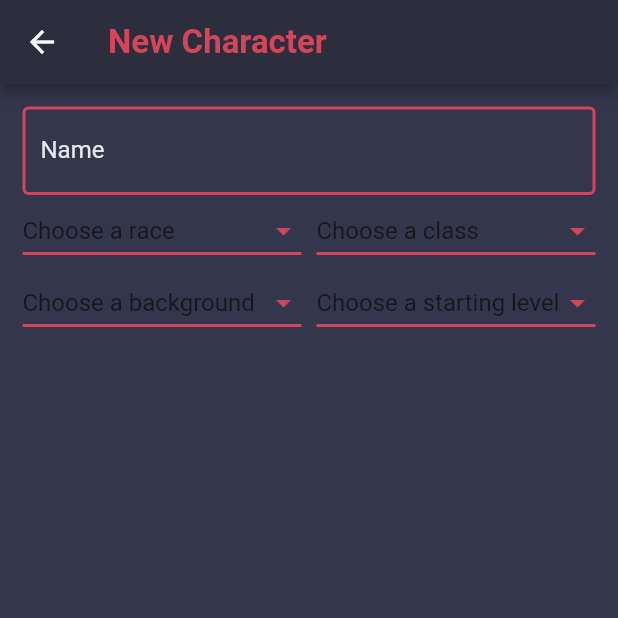
After one commit to INTERNETL0RD/Dungeon-Seeker, a Flutter app: the TabsScreen screen opened directly, after a tap on the "add" icon, on a phone screen of 412 x 824 dp, the top half of it. The commit adds this screen. Run offline on Flutter 3.47's test engine with Material 2 defaults, Android fonts, the phone set to English and light mode, and no system bars; our stand-ins replace firebase_auth; accounts and stored records are empty; network calls fail.

Commit message:
added creation screen w/ no logic behind it

```diff
--- a/lib/main.dart
+++ b/lib/main.dart
@@ -4,6 +4,7 @@ import 'package:provider/provider.dart';
 
 import './screens/tabs_screen.dart';
 import './screens/auth_screen.dart';
+import './screens/add_character_screen.dart';
 import './providers/auth.dart';
 
 void main() => runApp(MyApp());
@@ -22,12 +23,17 @@ class MyApp extends StatelessWidget {
         builder: (ctx, auth, _) => MaterialApp(
           title: 'Dungeon Seeker',
           theme: ThemeData(
+            canvasColor: Color(0xFF2c2e3e),
             scaffoldBackgroundColor: Color(0xFF34374c),
-            textTheme: TextTheme(title: TextStyle(color: Color(0xFFd4455a), fontSize: 22, fontWeight: FontWeight.bold)),
+            textTheme: TextTheme(title: TextStyle(color: Color(0xFFd4455a), fontSize: 22, fontWeight: FontWeight.bold),
+            body2: TextStyle(color: Color(0xFFE6E9ED))),
             primaryColor: Color(0xFF2c2e3e),
-            accentColor: Color(0xFFee2b47)
+            accentColor: Color(0xFFd4455a)
           ),
           home: auth.isAuth ? TabsScreen() : AuthScreen(),
+          routes: {
+            AddCharacterScreen.routeName : (ctx) => AddCharacterScreen(),
+          },
         ),
       ),
     );
--- /dev/null
+++ b/lib/screens/add_character_screen.dart
@@ -0,0 +1,135 @@
+import 'package:flutter/material.dart';
+
+class AddCharacterScreen extends StatefulWidget {
+  static const routeName = "/add-character";
+
+  @override
+  _AddCharacterScreenState createState() => _AddCharacterScreenState();
+}
+
+class _AddCharacterScreenState extends State<AddCharacterScreen> {
+  String raceValue;
+  String classValue;
+  String backgroundValue;
+  String levelValue;
+
+  Widget _buildDropDown(List<String> iterable, fieldName, Function f, value) {
+    return DropdownButton<String>(
+      onChanged: f,
+      underline: Container(
+        height: 2,
+        color: Theme.of(context).accentColor,
+      ),
+      isExpanded: true,
+      value: value,
+      hint: Text("Choose a $fieldName"),
+      icon: Icon(
+        Icons.arrow_drop_down,
+        color: Theme.of(context).accentColor,
+      ),
+      items: iterable.map<DropdownMenuItem<String>>((String value) {
+        return DropdownMenuItem<String>(
+          value: value,
+          child: Text(value,
+              style: TextStyle(color: Theme.of(context).textTheme.body2.color)),
+        );
+      }).toList(),
+    );
+  }
+
+  @override
+  Widget build(BuildContext context) {
+    const races = [
+      "Dwarf",
+      "Elf",
+      "Halfling",
+      "Human",
+      "Dragonborn",
+      "Gnome",
+      "Half-Elf",
+      "Half-Orc",
+      "Tiefling"
+    ];
+    const classes = [
+      "Barbarian",
+      "Bard",
+      "Cleric",
+      "Druid",
+      "Fighter",
+      "Monk",
+      "Paladin",
+      "Ranger",
+      "Rogue",
+      "Sorcerer",
+      "Warlock",
+      "Wizard"
+    ];
+    const backgrounds = [
+      "Acolyte",
+    ];
+    return Scaffold(
+      appBar: AppBar(
+        title: Text(
+          "New Character",
+          style: Theme.of(context).textTheme.title,
+        ),
+      ),
+      body: Container(
+        padding: const EdgeInsets.all(15),
+        child: Form(
+          child: Column(
+            crossAxisAlignment: CrossAxisAlignment.start,
+            children: <Widget>[
+              TextFormField(
+                style: TextStyle(color: Theme.of(context).textTheme.body2.color),
+                decoration: InputDecoration(
+                    labelText: "Name",
+                    labelStyle: TextStyle(
+                        color: Theme.of(context).textTheme.body2.color),
+                    enabledBorder: OutlineInputBorder(
+                        borderSide: BorderSide(
+                            color: Theme.of(context).accentColor, width: 2)),
+                    focusedBorder: OutlineInputBorder(
+                        borderSide: BorderSide(
+                            color: Theme.of(context).accentColor, width: 2))),
+              ),
+              Row(
+                children: <Widget>[
+                  Expanded(
+                   child: _buildDropDown(races, "race",
+                        (newValue) => setState(() => raceValue = newValue), raceValue),
+                  ),
+                  SizedBox(
+                    width: 10,
+                  ),
+                  Expanded(
+                    child: _buildDropDown(classes, "class",
+                        (newValue) => setState(() => classValue = newValue), classValue),
+
+                  ),
+                ],
+              ),
+              Row(
+                children: <Widget>[
+                  Expanded(
+                   child: _buildDropDown(backgrounds, "background",
+                        (newValue) => setState(() => backgroundValue = newValue), backgroundValue),
+                  ),
+                  SizedBox(
+                    width: 10,
+                  ),
+                  Expanded(
+                    child: _buildDropDown(List.generate(20, (i) => "${i+1}"), "starting level",
+                        (newValue) => setState(() => levelValue = newValue), levelValue),
+
+                  ),
+                ],
+              ),
+
+            ],
+          ),
+        ),
+      ),
+    );
+  }
+}
--- a/lib/screens/characters_screen.dart
+++ /dev/null
@@ -1,28 +0,0 @@
-import 'package:flutter/material.dart';
-
-import '../widgets/characters_item.dart';
-
-class CharactersScreen extends StatelessWidget {
-  @override
-  Widget build(BuildContext context) {
-    final mediaQuery = MediaQuery.of(context);
-    return Column(
-      children: <Widget>[
-        Container(
-          height: mediaQuery.size.height * 0.10,
-          color: Colors.deepOrange,
-          child: Row(
-            children: <Widget>[
-              IconButton(
-                icon: Icon(Icons.menu),
-                onPressed: () {},
-              ),
-            ],
-          ),
-        ),
-        SizedBox(height: 25,),
-        CharacterItem()
-      ],
-    );
-  }
-}
--- a/lib/screens/rules_screen.dart
+++ /dev/null
@@ -1,10 +0,0 @@
-import 'package:flutter/material.dart';
-
-class RulesScreen extends StatelessWidget {
-  @override
-  Widget build(BuildContext context) {
-    return Container(
-      child: Text("Rules screen!"),
-    );
-  }
-}
--- a/lib/widgets/characters_overview.dart
+++ b/lib/widgets/characters_overview.dart
@@ -1,7 +1,9 @@
 import 'package:flutter/material.dart';
 
+import '../screens/add_character_screen.dart';
+
 class CharactersOverview extends StatelessWidget {
-  final playerCharacters = [1,2];
+  final playerCharacters = [];
   @override
   Widget build(BuildContext context) {
     return Column(
@@ -11,13 +13,25 @@ class CharactersOverview extends StatelessWidget {
         Padding(
           padding: EdgeInsets.all(20),
           child: Column(
-              children: playerCharacters.length <= 0
-                  ? [Center(child: Text("You have no characters!"))]
-                  : playerCharacters.map((character) {
-                      return Card(
-                        child: Text("Character!"),
-                      );
-                    }).toList()),
+              crossAxisAlignment: CrossAxisAlignment.start,
+              children: <Widget>[
+                if (playerCharacters.length <= 0)
+                  Center(child: Text("You have no characters!"))
+                else
+                  ...playerCharacters.map((character) {
+                    return Card(
+                      child: Text("Character!"),
+                    );
+                  }).toList(),
+                IconButton(
+                  icon: Icon(Icons.add),
+                  onPressed: () {
+                    Navigator.of(context).pushNamed(AddCharacterScreen.routeName);
+                  },
+                  alignment: Alignment.center,
+                  color: Theme.of(context).accentColor,
+                )
+              ]),
         )
       ],
     );
--- a/pubspec.yaml
+++ b/pubspec.yaml
@@ -14,7 +14,7 @@ description: A new Flutter project.
 version: 1.0.0+1
 
 environment:
-  sdk: ">=2.1.0 <3.0.0"
+  sdk: ">=2.2.2 <3.0.0"
 
 dependencies:
   flutter:
```
